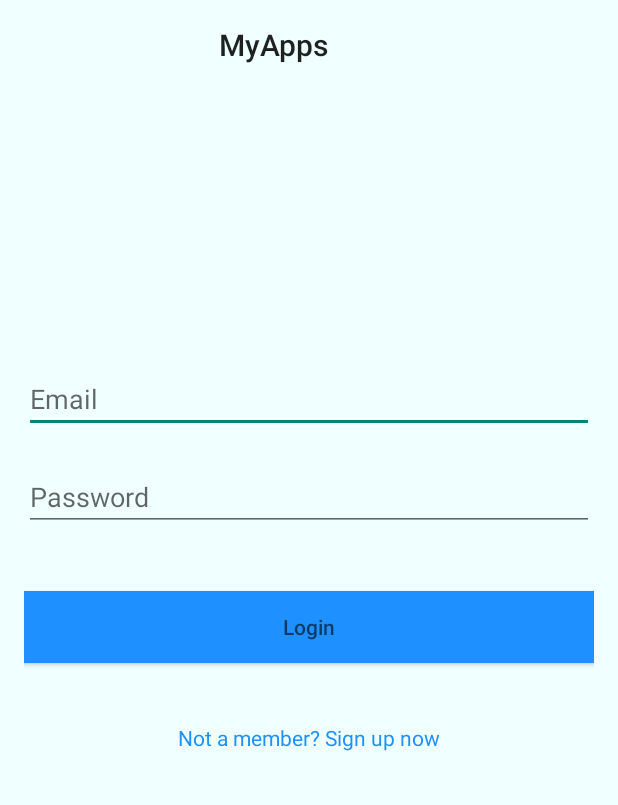
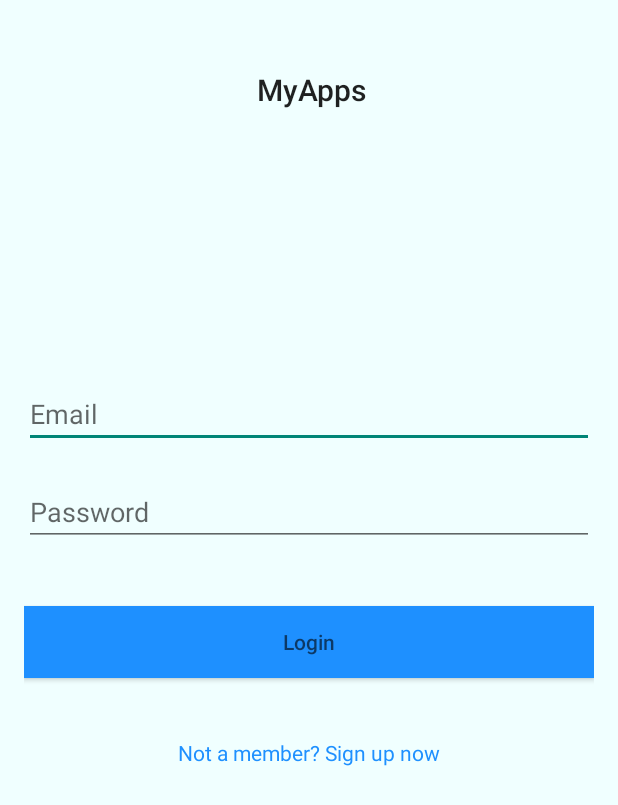
Before and after one commit to michaelwilliamalexander/Pr_Prog_Andro, an Android app: the screen it shows after launch (MainActivity), on a phone screen of 412 x 824 dp. Shown: the top 805 px of the screen. Run offline under Robolectric (Android 15) with nearby library versions, the phone set to English and light mode, and no system bars.

```diff
--- a/app/src/main/res/layout/activity_home.xml
+++ b/app/src/main/res/layout/activity_home.xml
@@ -20,7 +20,7 @@
         android:minHeight="?actionBarSize"
         android:padding="@dimen/appbar_padding"
         android:background="@color/blue_light"
-        android:layout_marginStart="130dp"
+        android:layout_marginStart="155dp"
         android:text="MyApps"
         android:textAppearance="@style/TextAppearance.Widget.AppCompat.Toolbar.Title" />
 
--- a/app/src/main/res/layout/activity_main.xml
+++ b/app/src/main/res/layout/activity_main.xml
@@ -19,7 +19,8 @@
     <TextView
         android:layout_width="wrap_content"
         android:layout_height="wrap_content"
-        android:layout_marginStart="130dp"
+        android:layout_marginTop="30dp"
+        android:layout_marginStart="155dp"
         android:text="MyApps"
         android:textAppearance="@style/TextAppearance.Widget.AppCompat.Toolbar.Title"
         />
@@ -29,7 +30,7 @@
         android:id="@+id/Email"
         android:layout_width="match_parent"
         android:layout_height="wrap_content"
-        android:layout_marginTop="200dp"
+        android:layout_marginTop="180dp"
         android:hint="Email"
         android:inputType="textEmailAddress"
         android:selectAllOnFocus="true"
```
